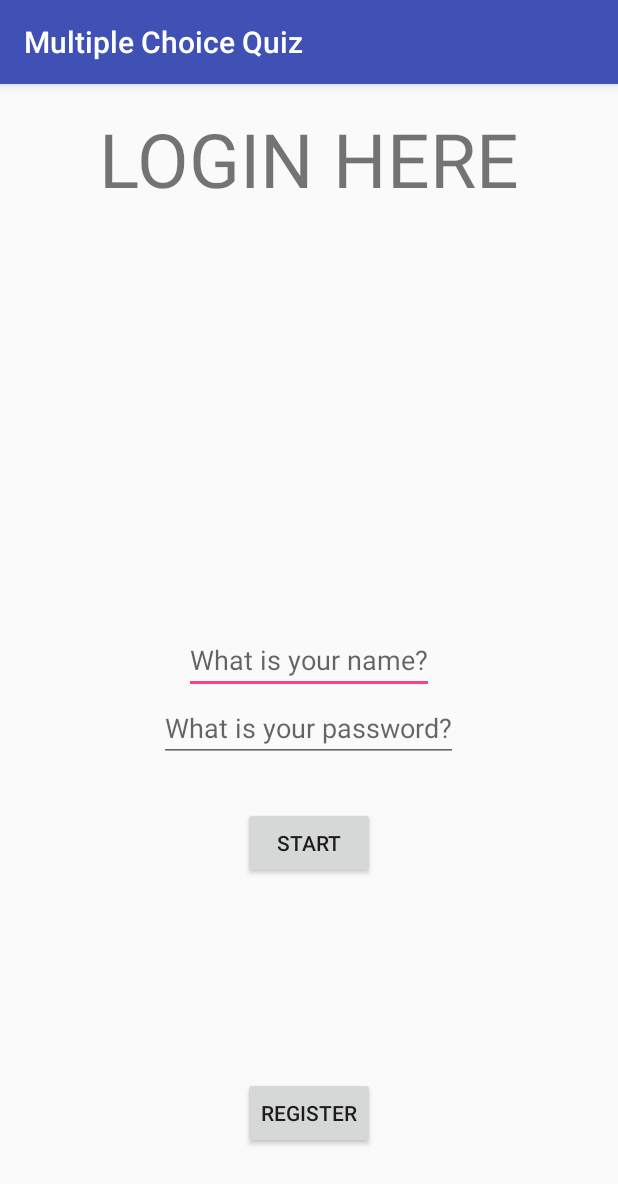
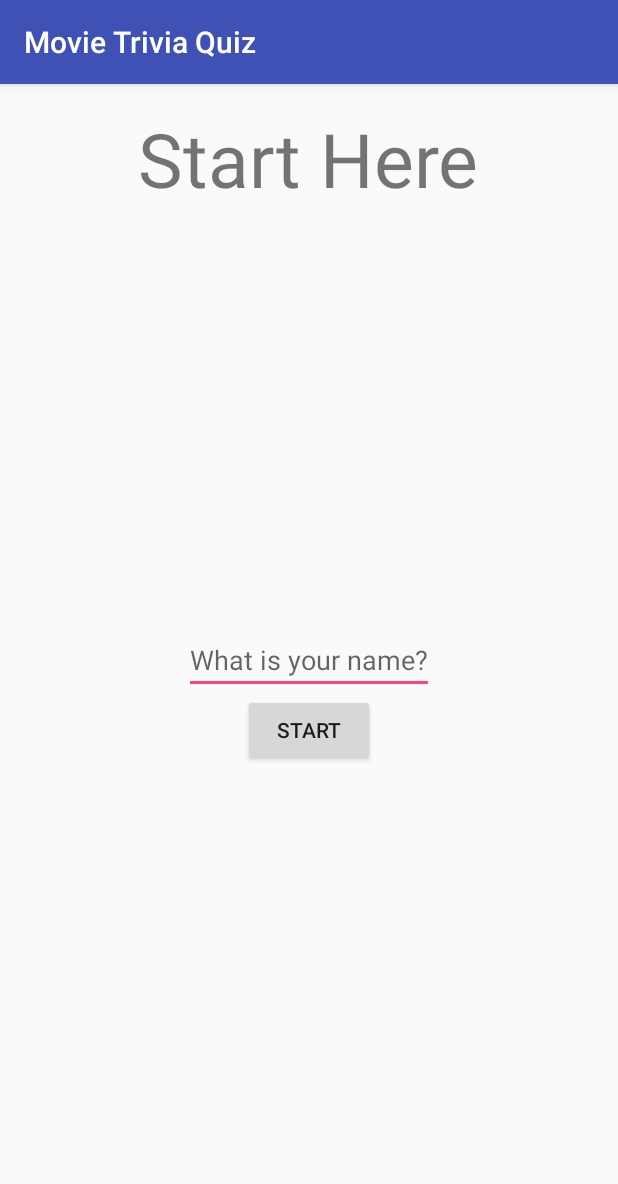
Before and after one commit to briannchow/MultipleChoiceQuiz-master, an Android app: the screen it shows after launch (LoginActivity), on a phone screen of 412 x 824 dp. Shown: the top 1184 px of the screen. Run offline under Robolectric (Android 15) with nearby library versions, the phone set to English and light mode, and no system bars.

Commit message:
Changed the name and removed redundant layout elements

```diff
--- a/app/src/main/res/layout/activity_login.xml
+++ b/app/src/main/res/layout/activity_login.xml
@@ -31,43 +31,29 @@
     </LinearLayout>
 
 
-    <EditText
+
+
+
+
+
+
+    <TextView
         android:layout_width="wrap_content"
         android:layout_height="wrap_content"
-        android:hint="What is your password?"
-        android:layout_weight="1"
-        android:id="@+id/password"
-        android:layout_below="@+id/linearLayout2"
-        android:layout_centerHorizontal="true"/>
+        android:text="Start Here"
+        android:textSize="50dp"
+        android:layout_alignParentTop="true"
+        android:layout_centerHorizontal="true"
+        android:id="@+id/textView"
+        />
 
     <Button
         android:layout_width="wrap_content"
         android:layout_height="wrap_content"
         android:text="Start"
         android:id="@+id/start_button"
-        android:layout_below="@+id/password"
-        android:layout_alignLeft="@+id/Signup"
-        android:layout_alignStart="@+id/Signup"
-        android:layout_marginTop="30dp"/>
-
-    <Button
-        android:layout_width="wrap_content"
-        android:layout_height="wrap_content"
-        android:text="Register"
-        android:id="@+id/Signup"
-        android:layout_alignParentBottom="true"
-        android:layout_centerHorizontal="true"
-        android:layout_marginBottom="42dp"/>
-
-    <TextView
-        android:layout_width="wrap_content"
-        android:layout_height="wrap_content"
-        android:text="LOGIN HERE"
-        android:textSize="50dp"
-        android:layout_alignParentTop="true"
-        android:layout_centerHorizontal="true"
-        android:id="@+id/textView"
-        />
+        android:layout_below="@+id/linearLayout2"
+        android:layout_centerHorizontal="true"/>
 
 
 </RelativeLayout>
--- a/app/src/main/res/values/strings.xml
+++ b/app/src/main/res/values/strings.xml
@@ -1,3 +1,3 @@
 <resources>
-    <string name="app_name">Multiple Choice Quiz</string>
+    <string name="app_name">Movie Trivia Quiz</string>
 </resources>
```
